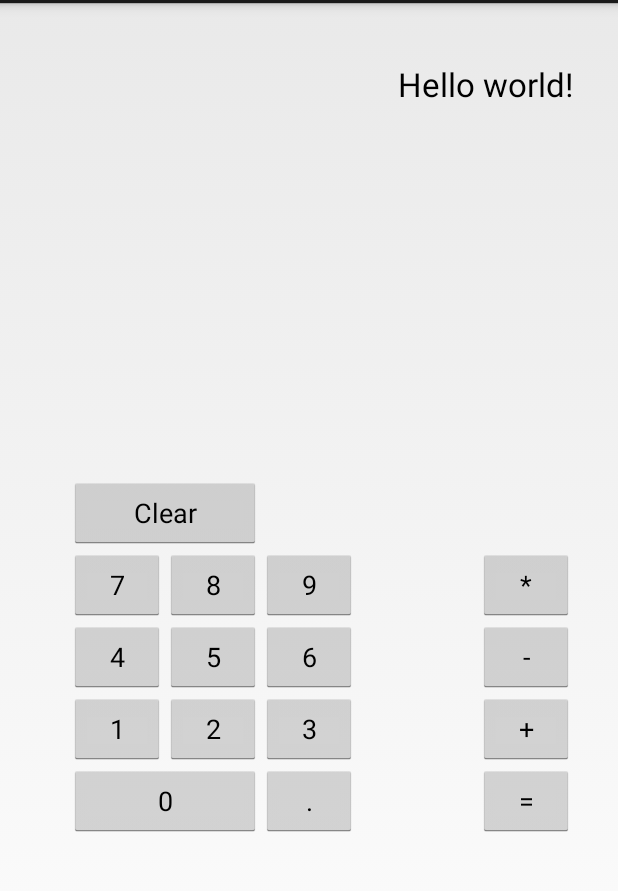
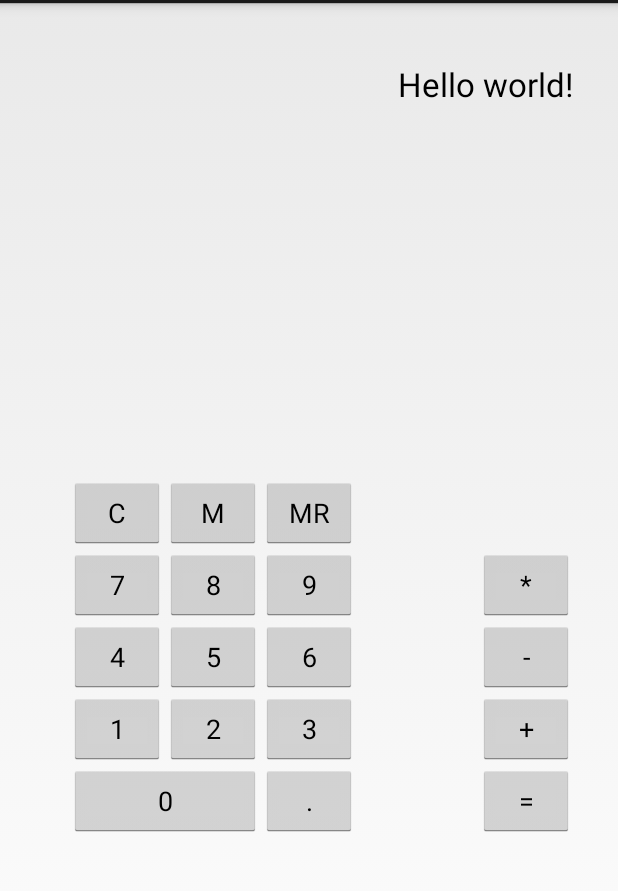
Before and after one commit to steamclock/jscalc, an Android app: the screen it shows after launch (MainActivity), on a phone screen of 412 x 824 dp, the part 69-960 px from its top. Run offline under Robolectric (Android 15) with nearby library versions, the phone set to English and light mode, and no system bars; libraries missing offline, so code that uses them is left out: junit.framework; network calls fail.

Commit message:
Memory function (android). #11

```diff
--- a/android/JSCalc/src/main/java/com/steamclock/jscalc/MainActivity.java
+++ b/android/JSCalc/src/main/java/com/steamclock/jscalc/MainActivity.java
@@ -23,6 +23,8 @@ public class MainActivity extends Activity {
 
     public TextView display;
     public Button clearButton;
+    public Button memStoreButton;
+    public Button memRecallButton;
     private Scriptable scope;
 
     @Override
@@ -32,6 +34,8 @@ public class MainActivity extends Activity {
 
         display = (TextView) findViewById(R.id.textView);
         clearButton = (Button) findViewById(R.id.clearButton);
+        memStoreButton = (Button) findViewById(R.id.memStore);
+        memRecallButton = (Button) findViewById(R.id.memRecall);
 
         initJs();
     }
@@ -66,15 +70,12 @@ public class MainActivity extends Activity {
                 scope = cx.initStandardObjects();
 
                 //set up console.log
-                Object wConsole = Context.javaToJS(new ConsoleWrapper(), scope);
-                ScriptableObject.putProperty(scope, "console", wConsole);
-
+                putObject(new ConsoleWrapper(), "console");
                 //set up widgets
-                Object wDisplay = Context.javaToJS(display, scope);
-                ScriptableObject.putProperty(scope, "display", wDisplay);
-
-                Object wClear = Context.javaToJS(clearButton, scope);
-                ScriptableObject.putProperty(scope, "clearButton", wClear);
+                putObject(display, "display");
+                putObject(clearButton, "clearButton");
+                putObject(memStoreButton, "memStoreButton");
+                putObject(memRecallButton, "memRecallButton");
 
                 //load the code
                 try {
@@ -83,6 +84,10 @@ public class MainActivity extends Activity {
                 } catch (IOException e) {
                     e.printStackTrace();
                 }
+            }
+            private void putObject(Object javaObject, String jsName) {
+                Object wrapper = Context.javaToJS(javaObject, scope);
+                ScriptableObject.putProperty(scope, jsName, wrapper);
             }
         });
     }
--- a/android/JSCalc/src/main/res/layout/activity_main.xml
+++ b/android/JSCalc/src/main/res/layout/activity_main.xml
@@ -162,10 +162,26 @@
     <Button
             android:layout_width="wrap_content"
             android:layout_height="wrap_content"
-            android:text="Clear"
+            android:text="C"
             android:id="@+id/clearButton"
             android:layout_above="@+id/button1"
             android:layout_alignLeft="@+id/button1"
-            android:layout_toLeftOf="@+id/button2"/>
+            android:layout_toLeftOf="@+id/button"/>
+
+    <Button
+            android:layout_width="wrap_content"
+            android:layout_height="wrap_content"
+            android:text="M"
+            android:id="@+id/memStore"
+            android:layout_above="@+id/button"
+            android:layout_toRightOf="@+id/button1"/>
+
+    <Button
+            android:layout_width="wrap_content"
+            android:layout_height="wrap_content"
+            android:text="MR"
+            android:id="@+id/memRecall"
+            android:layout_above="@+id/button"
+            android:layout_toRightOf="@+id/button"/>
 
 </RelativeLayout>
```
Also changed, not shown: 1 other file.
